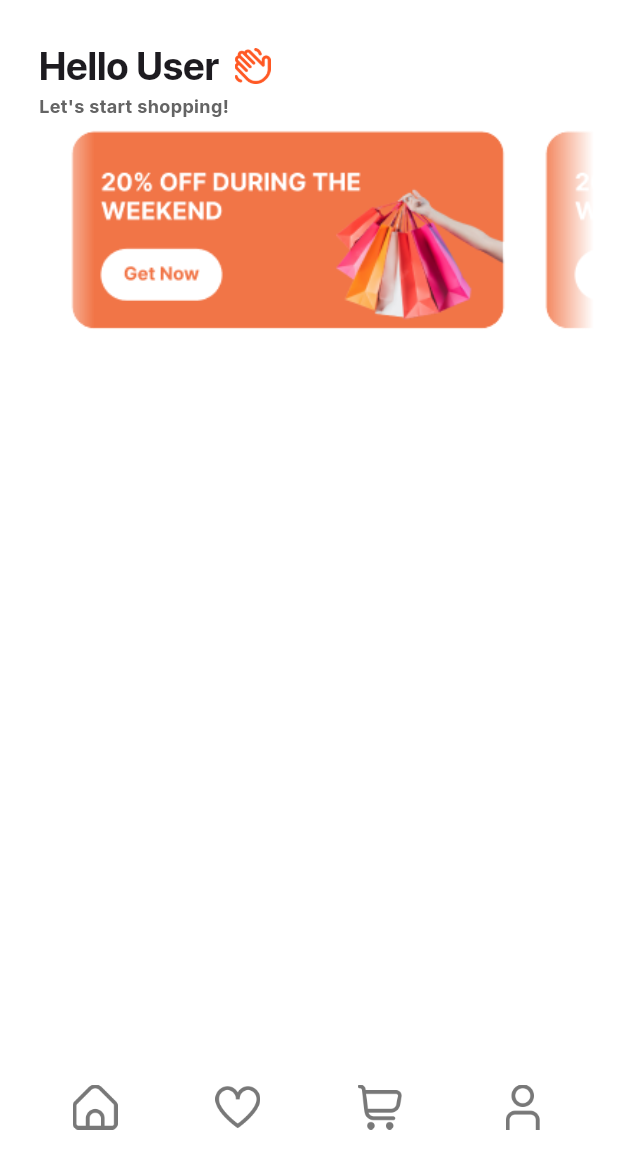
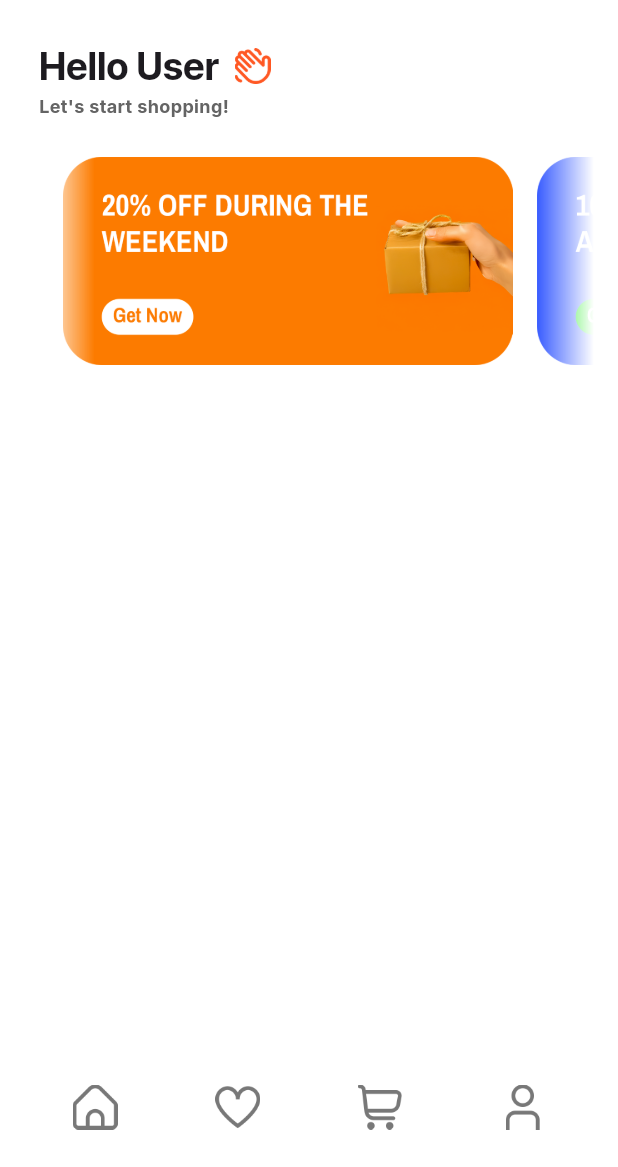
Before and after one commit to TetRex/E-commerce-app-Project, a Flutter app: the screen it shows after launch, on a phone screen of 412 x 824 dp, the part 69-1236 px from its top. Run offline on Flutter 3.47's test engine with Material 3 defaults, Android fonts, the phone set to English and light mode, and no system bars; our stand-ins replace google_fonts.

Commit message:
Refactor code structure for improved readability and maintainability

```diff
--- a/lib/components/ads.dart
+++ b/lib/components/ads.dart
@@ -27,9 +27,7 @@ class Ads extends StatelessWidget {
           padding: const EdgeInsets.symmetric(horizontal: 0),
           children: [
             GestureDetector(
-              onTap: () {
-                // Ваш код при нажатии
-              },
+              onTap: () {},
               child: Container(
                 width: 300,
                 margin: const EdgeInsets.only(left: 16, right: 16),
@@ -43,9 +41,7 @@ class Ads extends StatelessWidget {
               ),
             ),
             GestureDetector(
-              onTap: () {
-                // Ваш код при нажатии
-              },
+              onTap: () {},
               child: Container(
                 width: 300,
                 margin: const EdgeInsets.only(right: 16),
@@ -54,14 +50,12 @@ class Ads extends StatelessWidget {
                 ),
                 child: ClipRRect(
                   borderRadius: BorderRadius.circular(10),
-                  child: Image.asset('assets/images/ads1.png'),
+                  child: Image.asset('assets/images/ads2.png'),
                 ),
               ),
             ),
             GestureDetector(
-              onTap: () {
-                // Ваш код при нажатии
-              },
+              onTap: () {},
               child: Container(
                 width: 300,
                 margin: const EdgeInsets.only(right: 16),
@@ -70,7 +64,7 @@ class Ads extends StatelessWidget {
                 ),
                 child: ClipRRect(
                   borderRadius: BorderRadius.circular(10),
-                  child: Image.asset('assets/images/ads1.png'),
+                  child: Image.asset('assets/images/ads3.png'),
                 ),
               ),
             ),
--- a/lib/main.dart
+++ b/lib/main.dart
@@ -99,6 +99,7 @@ class MainApp extends StatelessWidget {
                     ),
                   ],
                 ),
+                const SizedBox(height: 20),
                 const Ads(),
               ],
             ),
--- a/pubspec.yaml
+++ b/pubspec.yaml
@@ -28,3 +28,5 @@ flutter:
     - assets/icons/drawer.png
     - assets/icons/hand-wave.png
     - assets/images/ads1.png
+    - assets/images/ads2.png
+    - assets/images/ads3.png
```
Also changed, not shown: assets/images/ads1.png, assets/images/ads2.png (added), assets/images/ads3.png (added).
